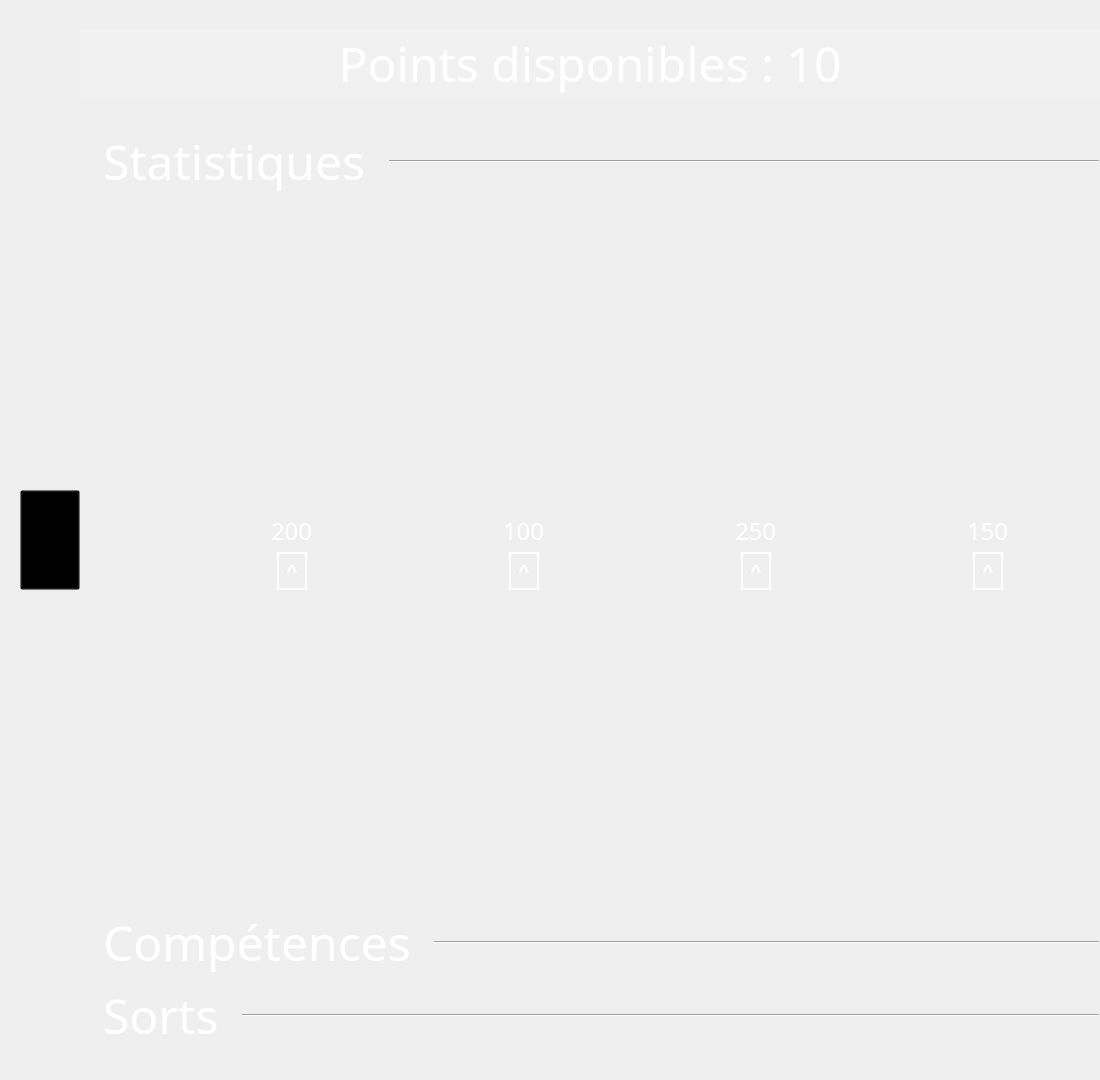
Before: the Qt Designer form Development/win_skills.ui in AdrienBrune/House_of_fantasy, drawn with Qt 5.
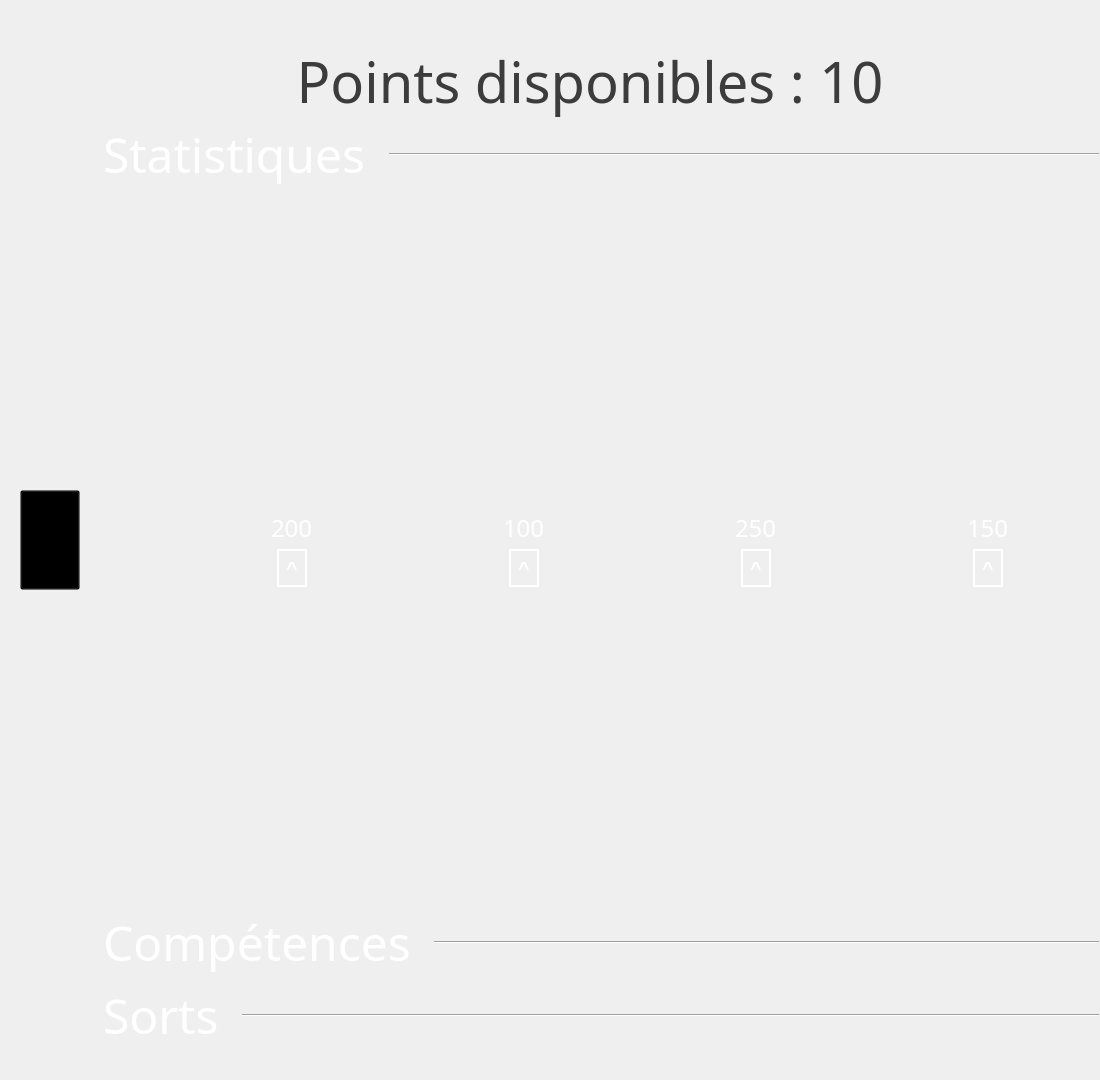
After: the same form once the commit is applied. Icons and pictures are not drawn.

The edit to the form file:
```diff
--- a/Development/win_skills.ui
+++ b/Development/win_skills.ui
@@ -65,22 +65,28 @@
     </widget>
    </item>
    <item>
-    <layout class="QVBoxLayout" name="verticalLayout" stretch="1,7">
+    <layout class="QVBoxLayout" name="verticalLayout" stretch="1,8">
+     <property name="spacing">
+      <number>0</number>
+     </property>
      <item>
       <layout class="QHBoxLayout" name="horizontalLayout">
        <property name="spacing">
         <number>0</number>
        </property>
+       <property name="leftMargin">
+        <number>0</number>
+       </property>
        <property name="topMargin">
-        <number>30</number>
+        <number>40</number>
        </property>
        <property name="rightMargin">
         <number>0</number>
        </property>
        <property name="bottomMargin">
-        <number>30</number>
+        <number>0</number>
        </property>
-       <item>
+       <item alignment="Qt::AlignBottom">
         <widget class="QLabel" name="skillPoints">
          <property name="sizePolicy">
           <sizepolicy hsizetype="Minimum" vsizetype="Maximum">
@@ -91,15 +97,14 @@
          <property name="font">
           <font>
            <family>Papyrus</family>
-           <pointsize>36</pointsize>
+           <pointsize>42</pointsize>
           </font>
          </property>
          <property name="styleSheet">
           <string notr="true">QLabel{
-	color:#FFFFFF;
+	color:#3c3c3c;
 	padding-left:20px;
 	padding-right:20px;
-	background-color:#22FFFFFF;
 }</string>
          </property>
          <property name="text">
@@ -137,7 +142,7 @@
           <x>0</x>
           <y>0</y>
           <width>1016</width>
-          <height>915</height>
+          <height>924</height>
          </rect>
         </property>
         <layout class="QGridLayout" name="gridLayout_2">
```
